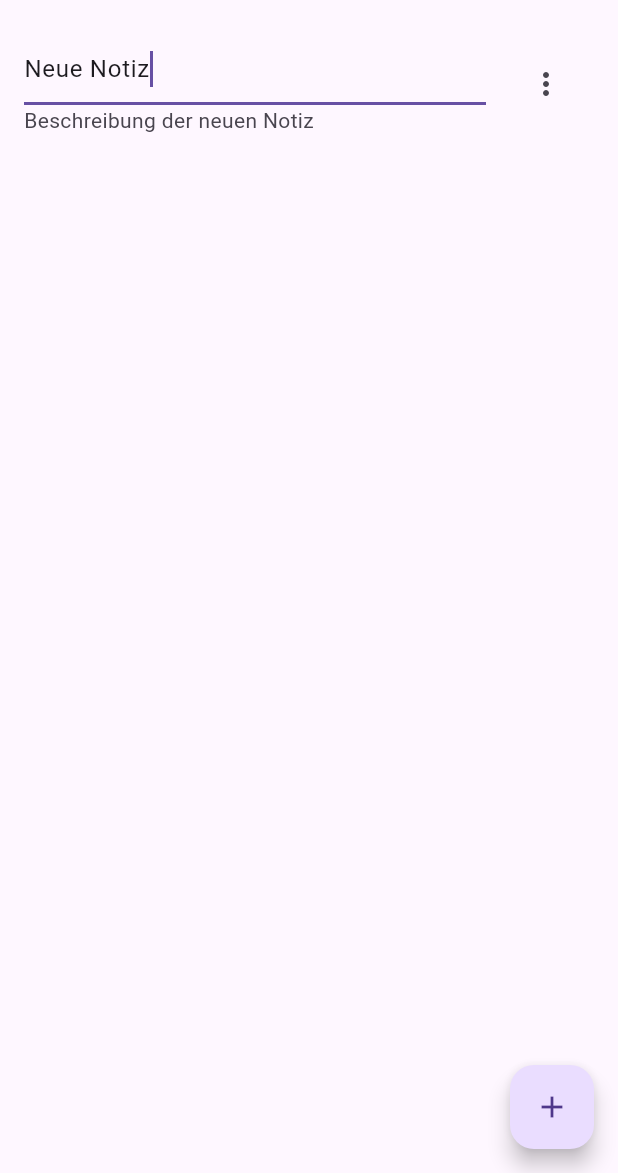
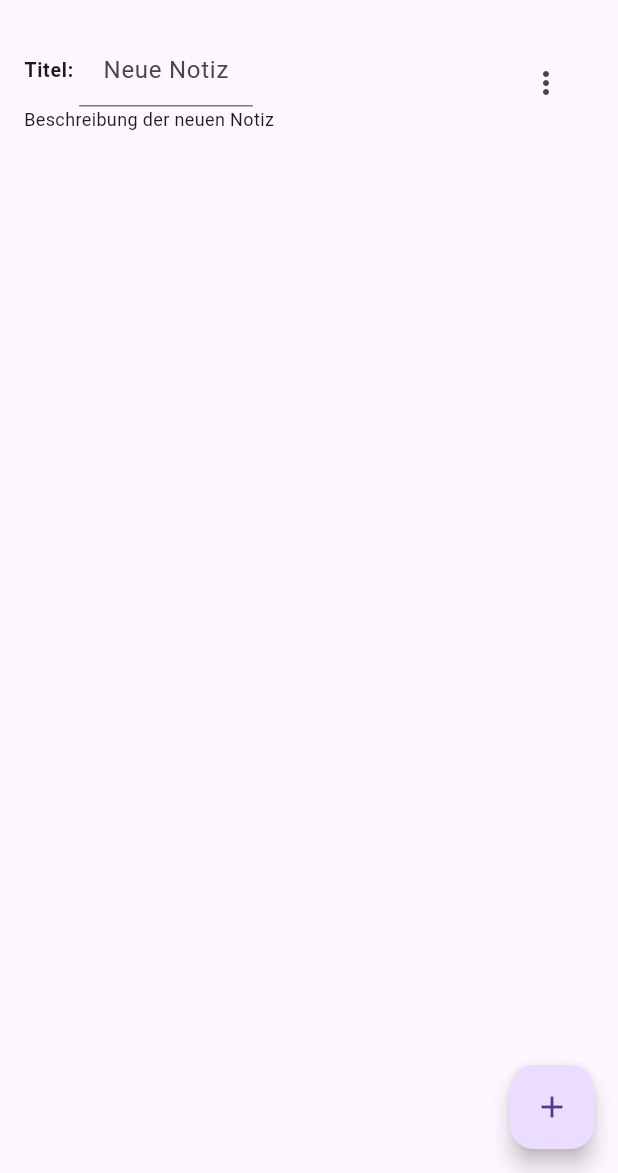
Before and after one commit to chgies/notes, a Flutter app: the screen it shows after launch, after a tap on the "add" icon, on a phone screen of 412 x 824 dp, the part 63-1236 px from its top. Run offline on Flutter 3.47's test engine with Material 3 defaults, Android fonts, the phone set to English and light mode, and no system bars.

Commit message:
Added Functionality and tests for Note-Taking

```diff
--- a/lib/models/note.dart
+++ b/lib/models/note.dart
@@ -1,6 +1,5 @@
 import 'package:uuid/uuid.dart';
 
-enum Priority { low, medium, high, critical }
 enum TaskLength { small, medium, large }
 enum EisenhowerCategory { urgentImportant, urgentNotImportant, notUrgentImportant, notUrgentNotImportant }
 
@@ -10,7 +9,6 @@ class Note {
   final String description; // Beschreibung der Aufgabe
   final DateTime createdAt; // Erstellungsdatum
   final DateTime? dueDate; // Fälligkeitsdatum (optional)
-  final Priority priority; // Priorität (EatTheFrog, GTD)
   final TaskLength taskLength; // Länge der Aufgabe (S, M, L)
   final EisenhowerCategory eisenhowerCategory; // Eisenhower-Matrix-Kategorie
   final List<String> tags; // Tags für zusätzliche Kategorisierung
@@ -22,7 +20,6 @@ class Note {
     required this.description,
     required this.createdAt,
     this.dueDate,
-    required this.priority,
     required this.taskLength,
     required this.eisenhowerCategory,
     this.tags = const [],
@@ -37,7 +34,6 @@ class Note {
       'description': description,
       'createdAt': createdAt.toIso8601String(),
       'dueDate': dueDate?.toIso8601String(),
-      'priority': priority.name,
       'taskLength': taskLength.name,
       'eisenhowerCategory': eisenhowerCategory.name,
       'tags': tags,
@@ -53,7 +49,6 @@ class Note {
       description: json['description'] ?? 'Keine Beschreibung',
       createdAt: DateTime.parse(json['createdAt'] ?? DateTime.now().toString()),
       dueDate: json['dueDate'] != null ? DateTime.parse(json['dueDate']) : null,
-      priority: Priority.values.firstWhere((e) => e.name == json['priority'], orElse: () => Priority.low),
       taskLength: TaskLength.values.firstWhere((e) => e.name == json['taskLength'], orElse: () => TaskLength.small),
       eisenhowerCategory: EisenhowerCategory.values.firstWhere((e) => e.name == json['eisenhowerCategory'], orElse: () => EisenhowerCategory.urgentImportant),
       tags: List<String>.from(json['tags'] ?? []),
--- a/lib/services/note_service.dart
+++ b/lib/services/note_service.dart
@@ -9,7 +9,6 @@ class NoteService {
   Note createNote({
     required String title,
     required String description,
-    required Priority priority,
     required TaskLength taskLength,
     required EisenhowerCategory eisenhowerCategory,
     DateTime? dueDate,
@@ -21,7 +20,6 @@ class NoteService {
       description: description,
       createdAt: DateTime.now(),
       dueDate: dueDate,
-      priority: priority,
       taskLength: taskLength,
       eisenhowerCategory: eisenhowerCategory,
       tags: tags,
@@ -47,7 +45,6 @@ class NoteService {
     required String id,
     String? title,
     String? description,
-    Priority? priority,
     TaskLength? taskLength,
     EisenhowerCategory? eisenhowerCategory,
     DateTime? dueDate,
@@ -64,7 +61,6 @@ class NoteService {
       description: description ?? note.description,
       createdAt: note.createdAt,
       dueDate: dueDate ?? note.dueDate,
-      priority: priority ?? note.priority,
       taskLength: taskLength ?? note.taskLength,
       eisenhowerCategory: eisenhowerCategory ?? note.eisenhowerCategory,
       tags: tags ?? note.tags,
@@ -84,4 +80,34 @@ class NoteService {
   List<Note> getAllNotes() {
     return _notes;
   }
+
+  // Eigenschaft einer Notiz ausgeben
+  getAttribute(String id, String attribute) {
+    final note = findNoteById(id);
+    if (note != null) {
+      switch (attribute) {
+        case "title":
+          return note.title;
+        case "description":
+          return note.description;
+        case "taskLength":
+          return note.taskLength.name;
+        case "eisenhowerCategory":
+          return note.eisenhowerCategory.name;
+        case "createdAt":
+          return note.createdAt;
+        case "dueDate":
+          return note.dueDate;
+        case "tags":
+          return note.tags;
+        case "isCompleted":
+          return note.completed;
+        default:
+          throw Exception("Attribut nicht gefunden");
+      }
+    }
+    else {
+      return "";
+    }
+  }
 }
--- a/lib/viewmodels/note_list_viewmodel.dart
+++ b/lib/viewmodels/note_list_viewmodel.dart
@@ -10,7 +10,6 @@ class NoteListViewModel {
     _noteService.createNote(
       title: title,
       description: description,
-      priority: Priority.low,
       taskLength: TaskLength.small,
       eisenhowerCategory: EisenhowerCategory.notUrgentNotImportant,
       dueDate: DateTime.now().add(Duration(days: 7)),
@@ -23,7 +22,6 @@ class NoteListViewModel {
       id: id,
       title: whatToUpdate == "title" ? newValue : null,
       description: whatToUpdate == "description" ? newValue : null,
-      priority: whatToUpdate == "priority" ? Priority.values.firstWhere((e) => e.name == newValue) : null,
       taskLength: whatToUpdate == "taskLength" ? TaskLength.values.firstWhere((e) => e.name == newValue) : null,
       eisenhowerCategory: whatToUpdate == "eisenhowerCategory" ? EisenhowerCategory.values.firstWhere((e) => e.name == newValue) : null,
       dueDate: whatToUpdate == "dueDate" ? DateTime.parse(newValue) : null,
@@ -38,4 +36,9 @@ class NoteListViewModel {
   Note getLastNote() {
     return _noteService.getAllNotes().last;
   }
+
+
+  getAttribute(String id, String attribute) {
+    return _noteService.getAttribute(id, attribute);
+  }
 }
--- a/lib/views/note_list_screen.dart
+++ b/lib/views/note_list_screen.dart
@@ -1,4 +1,6 @@
+//import 'dart:nativewrappers/_internal/vm/lib/ffi_native_type_patch.dart';
 import 'package:flutter/material.dart';
+import 'package:intl/intl.dart';
 import '../viewmodels/note_list_viewmodel.dart';
 import '../models/note.dart';
 
@@ -20,9 +22,7 @@ class NoteListScreenState extends State<NoteListScreen> {
       final newNote = viewModel.getLastNote(); // Holt die zuletzt hinzugefügte Notiz
       _editingController.text = newNote.title; // Setzt den Titel einer neuen Notiz in das Textfeld
       _focusNode.requestFocus(); // Setzt den Fokus auf das Eingabefeld
-      _editingController.selection = TextSelection.fromPosition(
-        TextPosition(offset: _editingController.text.length),
-      ); // Setzt den Cursor ans Ende des Textes
+      _editingController.selection = TextSelection.fromPosition(TextPosition(offset: _editingController.text.length)); // Setzt den Cursor ans Ende des Textes
     });
   }
 
@@ -61,7 +61,11 @@ class NoteListScreenState extends State<NoteListScreen> {
   Widget build(BuildContext context) {
     final notes = viewModel.notes;
 
-    return Scaffold(
+    return GestureDetector(
+      onTap: () {
+        FocusScope.of(context).unfocus(); // Schließt die Tastatur, wenn der Benutzer außerhalb des Textfeldes tippt
+      },
+      child: Scaffold(
         appBar: AppBar(
           title: const Text("Notizen"),
         ),
@@ -69,18 +73,18 @@ class NoteListScreenState extends State<NoteListScreen> {
           itemCount: notes.length,
           itemBuilder: (context, index) {
             final note = notes[index];
-          return ListTile(
+            return ExpansionTile(
+              dense: true,
+  //            title: Text(viewModel.getAttribute(note.id, "title")),
               title: index == notes.length - 1
-              ? TextField(
-                controller: _editingController,
-                focusNode: _focusNode,
-                onSubmitted: (value) {
-                  setState(() {
-                      viewModel.updateNote(note.id, "title", value); // Aktualisiert den Titel der Notiz
-                    });
-                  },
-                  decoration: const InputDecoration(
-                    hintText: "Titel eingeben",
+                ? ConstrainedBox(
+                  constraints: BoxConstraints(minWidth: 48),
+                  child: IntrinsicWidth(
+                    child: NoteTextField(
+                      attribute: "title",
+                      note: note,
+                      viewModel: viewModel,
+                    ),
                   ),
                 )
                 : Text(note.title),
@@ -89,18 +93,152 @@ class NoteListScreenState extends State<NoteListScreen> {
                 icon: const Icon(Icons.more_vert),
                 onPressed: () => _showOptions(note),
               ),
-            onTap: () {
-              ScaffoldMessenger.of(context).showSnackBar(
-                SnackBar(content: Text("Ausgewählt: ${note.title}")),
+              children: [
+                Padding(
+                  padding: const EdgeInsets.symmetric(horizontal: 16.0, vertical: 8.0),
+                  child: Column(
+                    crossAxisAlignment: CrossAxisAlignment.start,
+                    children: [
+                      NoteTextField(
+                        attribute: "title",
+                        note: note,
+                        viewModel: viewModel,
+                      ),
+                      NoteTextField(
+                        attribute: "description",
+                        note: note,
+                        viewModel: viewModel,
+                      ),
+                      NoteTextField(
+                        attribute: "taskLength",
+                        note: note,
+                        viewModel: viewModel,
+                      ),
+                      NoteTextField(
+                        attribute: "eisenhowerCategory",
+                        note: note,
+                        viewModel: viewModel,
+                      ),
+                      NoteTextField(
+                        attribute: "createdAt",
+                        note: note,
+                        viewModel: viewModel
+                        ),
+                      NoteTextField(
+                        attribute: "dueDate",
+                        note: note,
+                        viewModel: viewModel,
+                      ),
+                      NoteTextField(
+                        attribute: "tags",
+                        note: note,
+                        viewModel: viewModel,
+                      ),
+                      NoteTextField(
+                        attribute: "isCompleted",
+                        note: note,
+                        viewModel: viewModel,
+                      ),
+                    ],
+                  ),
+                ),
+              ],
             );
-            },
-          );
-        },
+          }
         ),
         floatingActionButton: FloatingActionButton(
           onPressed: _addNewNote,
           child: const Icon(Icons.add),
         ),
+      ),
     );
   }
 }
+
+class NoteTextField extends StatelessWidget {
+  final String attribute;
+  final Note note;
+  final NoteListViewModel viewModel;
+  final TextEditingController editingController = TextEditingController();
+  final FocusNode focusNode = FocusNode();
+
+  NoteTextField({
+    super.key,
+    required this.attribute,
+    required this.note,
+    required this.viewModel,
+  });
+
+  @override
+  Widget build(BuildContext context) {
+
+    // Hier wird der Text des Textfeldes gesetzt
+    String preText = "";
+    late String hint;
+    switch (attribute) {
+      case "title":
+        preText = "Titel: ";
+        hint = "${viewModel.getAttribute(note.id, "title")}";
+        break;
+      case "description":
+        preText = "Beschreibung";
+        hint = "${viewModel.getAttribute(note.id, "description")}";
+        break;
+      case "taskLength":
+        preText = "Aufgabenlänge";
+        hint = "${viewModel.getAttribute(note.id, "taskLength")}";
+        break;
+      case "eisenhowerCategory":
+        preText = "Eisenhower-Kategorie";
+        hint = "${viewModel.getAttribute(note.id, "eisenhowerCategory")}";
+        break;
+      case "createdAt":
+        return Row(children: [
+          Text(
+            "Erstellt am:",
+            style: const TextStyle(fontWeight: FontWeight.bold),
+          ),
+          Text(
+            "${DateFormat('dd.MM.yyyy, hh:mm').format(viewModel.getAttribute(note.id, 'createdAt').toLocal())}",
+          )
+        ],
+        );
+        case "dueDate":
+        preText = "Fällig am:";
+        hint = "${DateFormat('dd.MM.yyyy, hh:mm').format(viewModel.getAttribute(note.id, 'dueDate').toLocal())}";
+        break;
+      case "tags":
+        preText = "Tags:";
+        hint = "${viewModel.getAttribute(note.id, "tags").join(", ")}";
+        break;
+      case "isCompleted":
+        preText = "Abgeschlossen:";
+        hint = viewModel.getAttribute(note.id, 'isCompleted') ? "Ja" : "Nein";
+        break;
+      default:
+        preText = "";
+    }
+
+    return Row(
+      children: [
+        Text(
+          preText,
+          style: const TextStyle(fontWeight: FontWeight.bold),
+        ),
+        IntrinsicWidth(
+          child: TextField(
+            controller: editingController,
+            focusNode: focusNode,
+            onSubmitted: (value) {
+              viewModel.updateNote(note.id, attribute, value); // Aktualisiert das Attribut der Notiz
+            },
+            decoration: InputDecoration(
+              hintText: hint,
+              contentPadding: const EdgeInsets.symmetric(horizontal: 16.0, vertical: 8.0),
+            ),
+          ),
+        )
+      ]
+    );
+  }
+}
--- a/pubspec.yaml
+++ b/pubspec.yaml
@@ -11,6 +11,7 @@ dependencies:
     sdk: flutter
   uuid: ^4.5.1
   collection: ^1.19.1
+  intl: ^0.20.2
 dev_dependencies:
   flutter_test:
     sdk: flutter
```
Also changed, not shown: tests/models/note_test.dart (+0 -2 lines), tests/viewmodels/note_service_test.dart (+66 -3 lines), pubspec.lock. Lines whose indentation alone changed are shown as unchanged.
